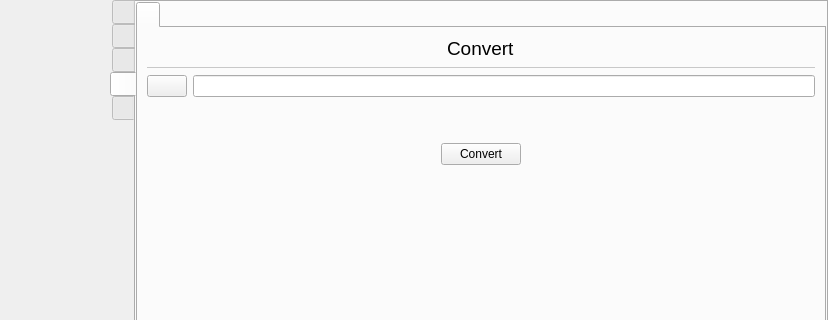
Before: the Qt Designer form src/wayland/formMainWindow_wl.ui in rusbomber/vokoscreenNG, drawn with Qt 5; both pictures show x 0 to 828 and y 0 to 320 of the 828 by 567 pixel window.
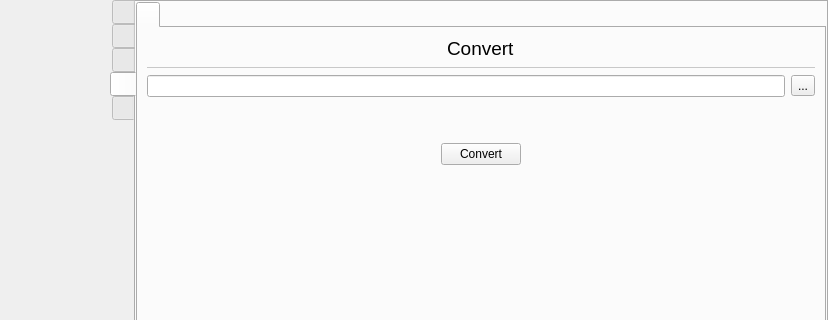
After: the same form once the commit is applied. Icons and pictures are not drawn.

Commit message: Wayland: add tab convert

```diff
--- a/src/wayland/formMainWindow_wl.ui
+++ b/src/wayland/formMainWindow_wl.ui
@@ -2911,24 +2911,14 @@
               <item>
                <layout class="QHBoxLayout" name="horizontalLayout">
                 <item>
-                 <widget class="QPushButton" name="pushButton">
-                  <property name="text">
-                   <string notr="true"/>
-                  </property>
-                  <property name="icon">
-                   <iconset resource="../screencast.qrc">
-                    <normaloff>:/pictures/fileDirDialog/newFolderButton.png</normaloff>:/pictures/fileDirDialog/newFolderButton.png</iconset>
-                  </property>
-                  <property name="iconSize">
-                   <size>
-                    <width>24</width>
-                    <height>24</height>
-                   </size>
-                  </property>
-                 </widget>
+                 <widget class="QLineEdit" name="lineEdit"/>
                 </item>
                 <item>
-                 <widget class="QLineEdit" name="lineEdit"/>
+                 <widget class="QToolButton" name="toolButton">
+                  <property name="text">
+                   <string>...</string>
+                  </property>
+                 </widget>
                 </item>
                </layout>
               </item>
```
The commit also changes 1 other file.
